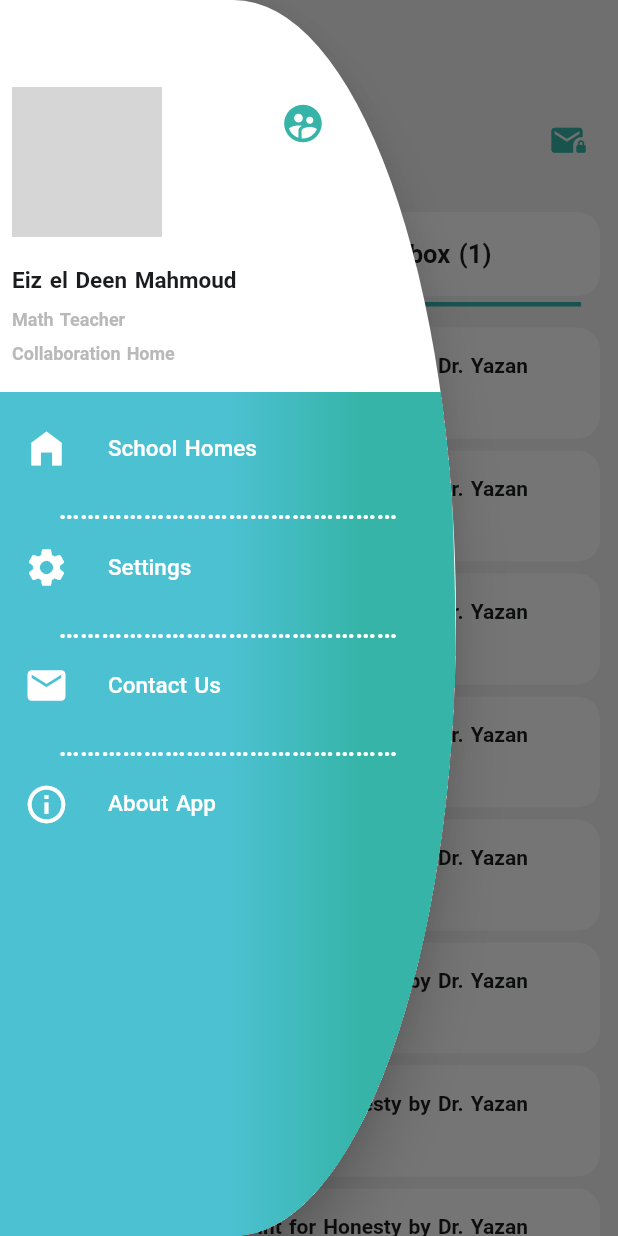
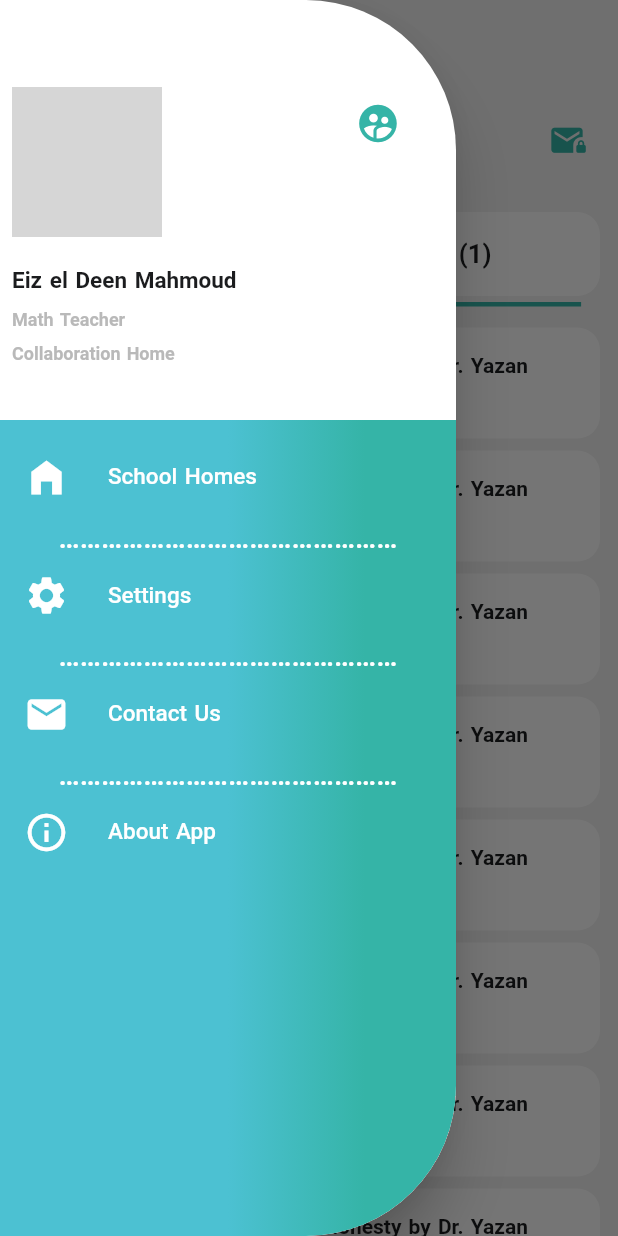
Before and after one commit to icsicsics/school, a Flutter app: the NotificationsScreen screen opened directly, with the side drawer open, on a phone screen of 412 x 824 dp. Run offline on Flutter 3.47's test engine with Material 2 defaults, Android fonts, the light colour scheme and no system bars; our stand-ins replace dio, flutter_bloc, freezed_annotation, intl_phone_number_input, pin_code_fields, shared_preferences and 1 more; accounts and stored records are empty; project files that could hold a hidden picture were left out; grey boxes are pictures that could not be loaded.

Commit message:
handle side menu

```diff
--- a/lib/presentation/ui/side_menu_widget/side_menu_screen.dart
+++ b/lib/presentation/ui/side_menu_widget/side_menu_screen.dart
@@ -14,7 +14,11 @@ class SideMenuScreen extends StatelessWidget {
   Widget build(BuildContext context) {
     return Drawer(
       shape: const RoundedRectangleBorder(
-        borderRadius: BorderRadius.horizontal(left: Radius.elliptical(0, 0),right: Radius.elliptical(180,500)),
+        borderRadius:
+            BorderRadius.only(
+                topRight: Radius.circular(100),
+                bottomRight: Radius.circular(100))
+
 
       ),
         backgroundColor: Colors.white,
--- a/lib/presentation/ui/side_menu_widget/widgets/side_menu_content_widget.dart
+++ b/lib/presentation/ui/side_menu_widget/widgets/side_menu_content_widget.dart
@@ -31,8 +31,7 @@ class _SideMenuContentWidgetState extends State<SideMenuContentWidget> {
                     stops: [0.5, 0.8],
                   ),
               borderRadius:  BorderRadius.only(
-                      topRight: Radius.elliptical(15, 300),
-                      bottomRight:  Radius.elliptical(200, 500))),
+                      bottomRight:  Radius.circular(100))),
               child: Padding(
                 padding: const EdgeInsets.only(top: 10),
                 child: Column(
--- a/lib/presentation/ui/side_menu_widget/widgets/side_menu_header.dart
+++ b/lib/presentation/ui/side_menu_widget/widgets/side_menu_header.dart
@@ -11,7 +11,7 @@ class SideMenuHeader extends StatelessWidget {
     return Padding(
       padding: const EdgeInsets.only(top: 50),
       child: SizedBox(
-        height: MediaQuery.of(context).size.height / 3.9,
+        height: 230,
         child: Padding(
           padding: const EdgeInsets.all(8.0),
           child: Column(
@@ -29,7 +29,7 @@ class SideMenuHeader extends StatelessWidget {
                     radius: 50,
                   ),
                   Padding(
-                    padding: const EdgeInsets.only(right: 70),
+                    padding: const EdgeInsets.only(right: 20  ),
                     child: IconButton(
                         onPressed: () => Navigator.pop(context),
                         icon: const Icon(
```
